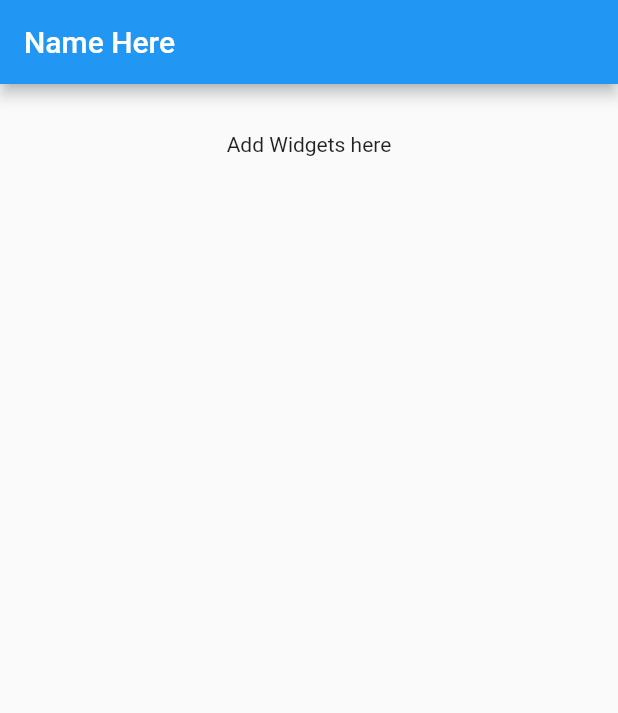
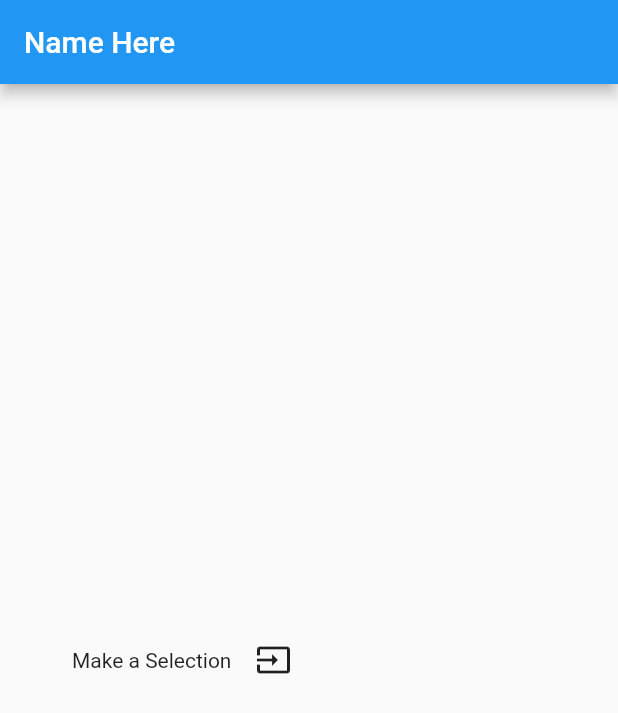
Before and after one commit to addeeandra/flutter-course-udemy, a Flutter app: the screen it shows after launch, on a phone screen of 412 x 824 dp. Shown: the top 713 px of the screen. Run offline on Flutter 3.47's test engine with Material 2 defaults, Android fonts, the phone set to English and light mode, and no system bars.

Commit message:
finish intermediate-1-4

```diff
--- a/lib/main.dart
+++ b/lib/main.dart
@@ -9,7 +9,37 @@ class MyApp extends StatefulWidget {
   }
 }
 
+enum Animals { Cat, Dog, Bird, Lizard, Fish }
+
 class _State extends State<MyApp> {
+  Animals _selected = Animals.Cat;
+  String _value = 'Make a Selection';
+  List<PopupMenuItem<Animals>> _items = new List();
+
+  @override
+  void initState() {
+    for (Animals animal in Animals.values) {
+      _items.add(PopupMenuItem(
+        child: Text(_getDisplay(animal)),
+        value: animal,
+      ));
+    }
+    super.initState();
+  }
+
+  void _onSelected(Animals animal) {
+    setState(() {
+      _selected = animal;
+      _value = 'You Selected ${_getDisplay(animal)}';
+    });
+  }
+
+  String _getDisplay(Animals animal) {
+    int index = animal.toString().indexOf('.');
+    index++;
+    return animal.toString().substring(index);
+  }
+
   @override
   Widget build(BuildContext context) {
     return Scaffold(
@@ -19,8 +49,21 @@ class _State extends State<MyApp> {
       body: Container(
         padding: EdgeInsets.all(32),
         child: Center(
-          child: Column(
-            children: <Widget>[Text('Add Widgets here')],
+          child: Row(
+            children: <Widget>[
+              Container(
+                padding: EdgeInsets.all(16.0),
+                child: Text(_value),
+              ),
+              PopupMenuButton<Animals>(
+                child: Icon(Icons.input),
+                initialValue: Animals.Cat,
+                onSelected: _onSelected,
+                itemBuilder: (BuildContext context) {
+                  return _items;
+                }
+              )
+            ],
           ),
         ),
       ),
```
